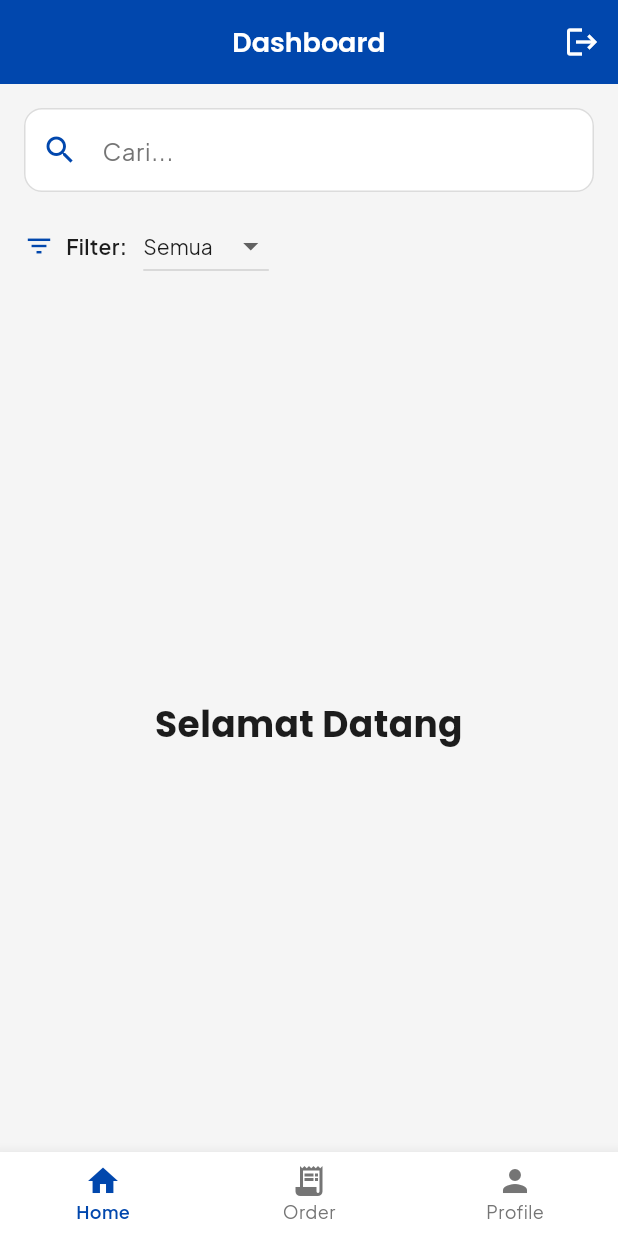
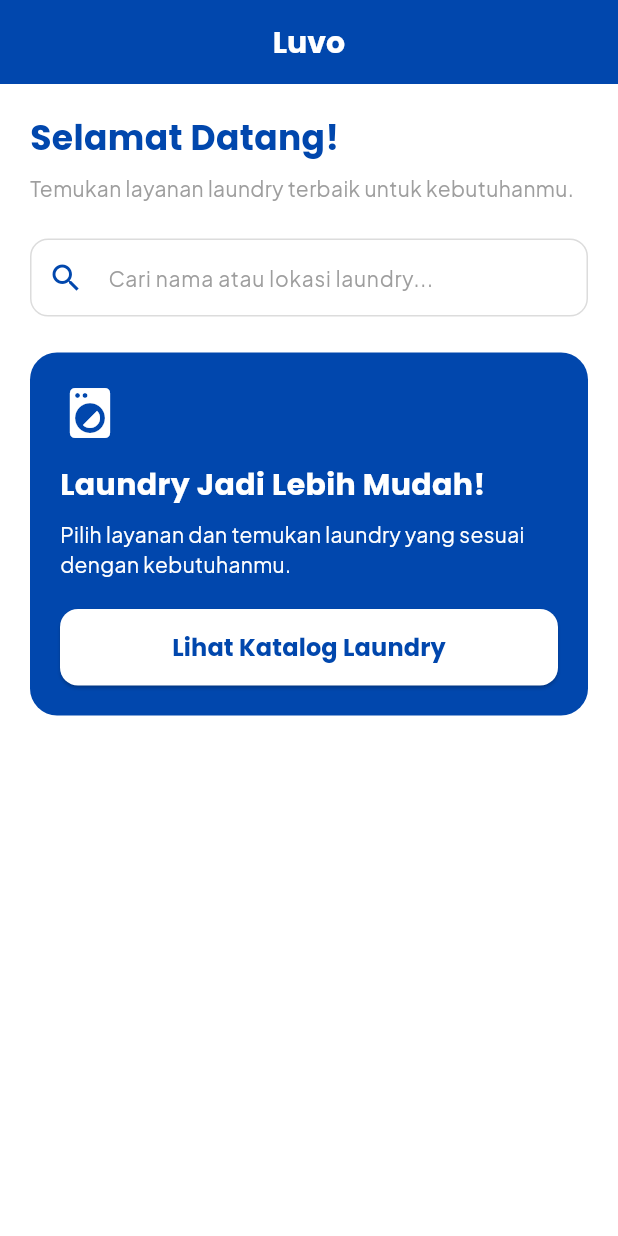
Before and after one commit to ridanXD/luvo, a Flutter app: the DashboardView screen opened directly, on a phone screen of 412 x 824 dp. Run offline on Flutter 3.47's test engine with Material 3 defaults, Android fonts, the light colour scheme and no system bars; our stand-ins replace camera, google_fonts; accounts and stored records are empty.

Commit message:
Update dashboard view

```diff
--- a/lib/views/dashboard_view.dart
+++ b/lib/views/dashboard_view.dart
@@ -1,10 +1,8 @@
 import 'package:flutter/material.dart';
-import 'package:flutter/services.dart';
-import 'package:google_fonts/google_fonts.dart';
-import '../components/navbar.dart';
-import '../controllers/auth_controller.dart';
-import '../theme/app_colors.dart';
-import 'login_view.dart';
+import '../core/theme.dart';
+import '../models/laundry.dart';
+import '../pages/katalog_laundry_page.dart';
+import '../pages/detail_laundry_page.dart';
 
 class DashboardView extends StatefulWidget {
   const DashboardView({super.key});
@@ -14,137 +12,227 @@ class DashboardView extends StatefulWidget {
 }
 
 class _DashboardViewState extends State<DashboardView> {
-  int _selectedIndex = 0;
-  String _selectedFilter = 'Semua';
-  final searchC = TextEditingController();
-  final searchFocus = FocusNode();
+  final TextEditingController searchC = TextEditingController();
+
+  List<Laundry> get hasilPencarian {
+    final kataKunci = searchC.text.toLowerCase().trim();
+
+    if (kataKunci.isEmpty) {
+      return [];
+    }
+
+    return daftarLaundry.where((laundry) {
+      return laundry.nama.toLowerCase().contains(kataKunci) ||
+          laundry.lokasi.toLowerCase().contains(kataKunci);
+    }).toList();
+  }
 
   @override
   void dispose() {
     searchC.dispose();
-    searchFocus.dispose();
     super.dispose();
+  }
+
+  void _bukaKatalog() {
+    Navigator.push(
+      context,
+      MaterialPageRoute(builder: (context) => const KatalogLaundryPage()),
+    );
+  }
+
+  void _bukaDetail(Laundry laundry) {
+    Navigator.push(
+      context,
+      MaterialPageRoute(
+        builder: (context) => DetailLaundryPage(laundry: laundry),
+      ),
+    );
   }
 
   @override
   Widget build(BuildContext context) {
+    final hasil = hasilPencarian;
+
     return Scaffold(
       backgroundColor: AppColors.background,
       appBar: AppBar(
+        automaticallyImplyLeading: false,
+        backgroundColor: AppColors.secondary,
+        foregroundColor: Colors.white,
+        centerTitle: true,
         title: Text(
-          'Dashboard',
-          style: GoogleFonts.poppins(
-            fontSize: 18,
-            fontWeight: FontWeight.w600,
-            color: AppColors.putih,
-          ),
+          'Luvo',
+          style: AppFonts.heading(size: 20, color: Colors.white),
         ),
-        backgroundColor: AppColors.secondary,
-        actions: [
-          IconButton(
-            icon: const Icon(Icons.logout, color: AppColors.putih),
-            onPressed: () {
-              AuthController.instance.logout();
-              Navigator.pushReplacement(
-                context,
-                MaterialPageRoute(builder: (_) => const LoginView()),
-              );
-            },
-          ),
-        ],
       ),
-      body: Padding(
-        padding: const EdgeInsets.all(16.0),
-        child: Column(
-          crossAxisAlignment: CrossAxisAlignment.start,
+      body: SafeArea(
+        child: ListView(
+          padding: const EdgeInsets.all(20),
           children: [
+            // SAPAAN
+            Text('Selamat Datang!', style: AppFonts.heading(size: 23)),
+            const SizedBox(height: 6),
+            Text(
+              'Temukan layanan laundry terbaik untuk kebutuhanmu.',
+              style: AppFonts.body(color: Colors.grey),
+            ),
+
+            const SizedBox(height: 24),
+
+            // KOLOM PENCARIAN
             TextField(
               controller: searchC,
-              focusNode: searchFocus,
-              onTap: () {
-                searchFocus.requestFocus();
-                SystemChannels.textInput.invokeMethod('TextInput.show');
+              onChanged: (value) {
+                setState(() {});
               },
-              onTapOutside: (event) {
-                FocusScope.of(context).unfocus();
-              },
-              style: GoogleFonts.plusJakartaSans(color: AppColors.teks),
               decoration: InputDecoration(
-                hintText: 'Cari...',
-                hintStyle: GoogleFonts.plusJakartaSans(color: AppColors.teksAbu),
-                prefixIcon: const Icon(Icons.search, color: AppColors.secondary),
+                hintText: 'Cari nama atau lokasi laundry...',
+                hintStyle: AppFonts.body(color: Colors.grey),
+                prefixIcon: Icon(Icons.search, color: AppColors.secondary),
+                suffixIcon: searchC.text.isNotEmpty
+                    ? IconButton(
+                        onPressed: () {
+                          searchC.clear();
+                          setState(() {});
+                        },
+                        icon: const Icon(Icons.close),
+                      )
+                    : null,
                 filled: true,
-                fillColor: AppColors.putih,
+                fillColor: Colors.white,
+                contentPadding: const EdgeInsets.symmetric(vertical: 14),
                 border: OutlineInputBorder(
-                  borderRadius: BorderRadius.circular(12),
-                  borderSide: const BorderSide(color: AppColors.primary),
-                ),
-                enabledBorder: OutlineInputBorder(
-                  borderRadius: BorderRadius.circular(12),
-                  borderSide: const BorderSide(color: AppColors.primary),
-                ),
-                focusedBorder: OutlineInputBorder(
-                  borderRadius: BorderRadius.circular(12),
-                  borderSide: const BorderSide(color: AppColors.secondary, width: 2),
+                  borderRadius: BorderRadius.circular(14),
+                  borderSide: BorderSide.none,
                 ),
               ),
             ),
-            const SizedBox(height: 12),
-            Row(
-              children: [
-                const Icon(Icons.filter_list, color: AppColors.secondary, size: 20),
-                const SizedBox(width: 8),
-                Text(
-                  'Filter: ',
-                  style: GoogleFonts.plusJakartaSans(
-                    fontWeight: FontWeight.w600,
-                    color: AppColors.teks,
+
+            // HASIL PENCARIAN
+            if (searchC.text.isNotEmpty) ...[
+              const SizedBox(height: 16),
+              Text('Hasil Pencarian', style: AppFonts.heading(size: 18)),
+              const SizedBox(height: 10),
+
+              if (hasil.isEmpty)
+                Container(
+                  padding: const EdgeInsets.all(18),
+                  decoration: BoxDecoration(
+                    color: Colors.white,
+                    borderRadius: BorderRadius.circular(12),
+                  ),
+                  child: Text(
+                    'Laundry tidak ditemukan.',
+                    textAlign: TextAlign.center,
+                    style: AppFonts.body(color: Colors.grey),
+                  ),
+                )
+              else
+                ...hasil.map(
+                  (laundry) => InkWell(
+                    onTap: () => _bukaDetail(laundry),
+                    borderRadius: BorderRadius.circular(12),
+                    child: Container(
+                      margin: const EdgeInsets.only(bottom: 10),
+                      padding: const EdgeInsets.all(16),
+                      decoration: BoxDecoration(
+                        color: Colors.white,
+                        borderRadius: BorderRadius.circular(12),
+                        border: Border.all(color: Colors.grey.shade200),
+                      ),
+                      child: Row(
+                        children: [
+                          Icon(
+                            Icons.local_laundry_service,
+                            color: AppColors.secondary,
+                            size: 30,
+                          ),
+                          const SizedBox(width: 12),
+                          Expanded(
+                            child: Column(
+                              crossAxisAlignment: CrossAxisAlignment.start,
+                              children: [
+                                Text(
+                                  laundry.nama,
+                                  style: AppFonts.heading(size: 15),
+                                ),
+                                const SizedBox(height: 5),
+                                Text(
+                                  laundry.lokasi,
+                                  maxLines: 2,
+                                  overflow: TextOverflow.ellipsis,
+                                  style: AppFonts.body(color: Colors.grey),
+                                ),
+                              ],
+                            ),
+                          ),
+                          Icon(
+                            Icons.arrow_forward_ios,
+                            color: AppColors.secondary,
+                            size: 16,
+                          ),
+                        ],
+                      ),
+                    ),
                   ),
                 ),
-                const SizedBox(width: 8),
-                DropdownButton<String>(
-                  value: _selectedFilter,
-                  style: GoogleFonts.plusJakartaSans(color: AppColors.teks),
-                  items: const [
-                    DropdownMenuItem(value: 'Semua', child: Text('Semua')),
-                    DropdownMenuItem(value: 'Diproses', child: Text('Diproses')),
-                    DropdownMenuItem(value: 'Selesai', child: Text('Selesai')),
-                  ],
-                  onChanged: (String? value) {
-                    if (value != null) {
-                      setState(() {
-                        _selectedFilter = value;
-                      });
-                    }
-                  },
-                ),
-              ],
-            ),
+            ],
+
             const SizedBox(height: 24),
-            Expanded(
-              child: Center(
-                child: Text(
-                  'Selamat Datang',
-                  style: GoogleFonts.poppins(
-                    fontSize: 24,
-                    fontWeight: FontWeight.bold,
-                    color: AppColors.teks,
+
+            // BANNER KATALOG
+            Container(
+              padding: const EdgeInsets.all(20),
+              decoration: BoxDecoration(
+                color: AppColors.secondary,
+                borderRadius: BorderRadius.circular(18),
+              ),
+              child: Column(
+                crossAxisAlignment: CrossAxisAlignment.start,
+                children: [
+                  const Icon(
+                    Icons.local_laundry_service,
+                    color: Colors.white,
+                    size: 40,
                   ),
-                  textAlign: TextAlign.center,
-                ),
+                  const SizedBox(height: 14),
+                  Text(
+                    'Laundry Jadi Lebih Mudah!',
+                    style: AppFonts.heading(size: 20, color: Colors.white),
+                  ),
+                  const SizedBox(height: 8),
+                  Text(
+                    'Pilih layanan dan temukan laundry yang sesuai dengan kebutuhanmu.',
+                    style: AppFonts.body(color: Colors.white),
+                  ),
+                  const SizedBox(height: 20),
+                  SizedBox(
+                    width: double.infinity,
+                    child: ElevatedButton(
+                      onPressed: _bukaKatalog,
+                      style: ElevatedButton.styleFrom(
+                        backgroundColor: Colors.white,
+                        foregroundColor: AppColors.secondary,
+                        padding: const EdgeInsets.symmetric(vertical: 14),
+                        shape: RoundedRectangleBorder(
+                          borderRadius: BorderRadius.circular(12),
+                        ),
+                      ),
+                      child: Text(
+                        'Lihat Katalog Laundry',
+                        style: AppFonts.heading(
+                          size: 16,
+                          color: AppColors.secondary,
+                        ),
+                      ),
+                    ),
+                  ),
+                ],
               ),
             ),
           ],
         ),
       ),
-      bottomNavigationBar: Navbar(
-        currentIndex: _selectedIndex,
-        onTap: (index) {
-          setState(() {
-            _selectedIndex = index;
-          });
-        },
-      ),
     );
   }
 }
```
